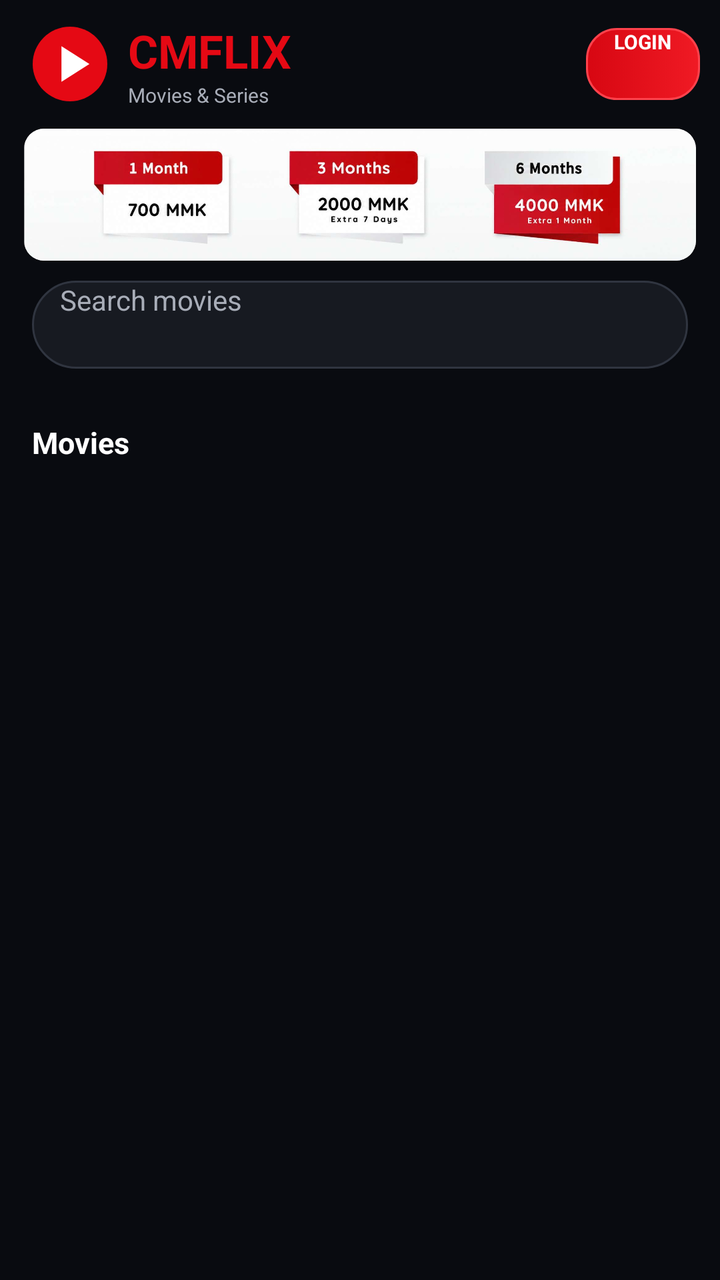
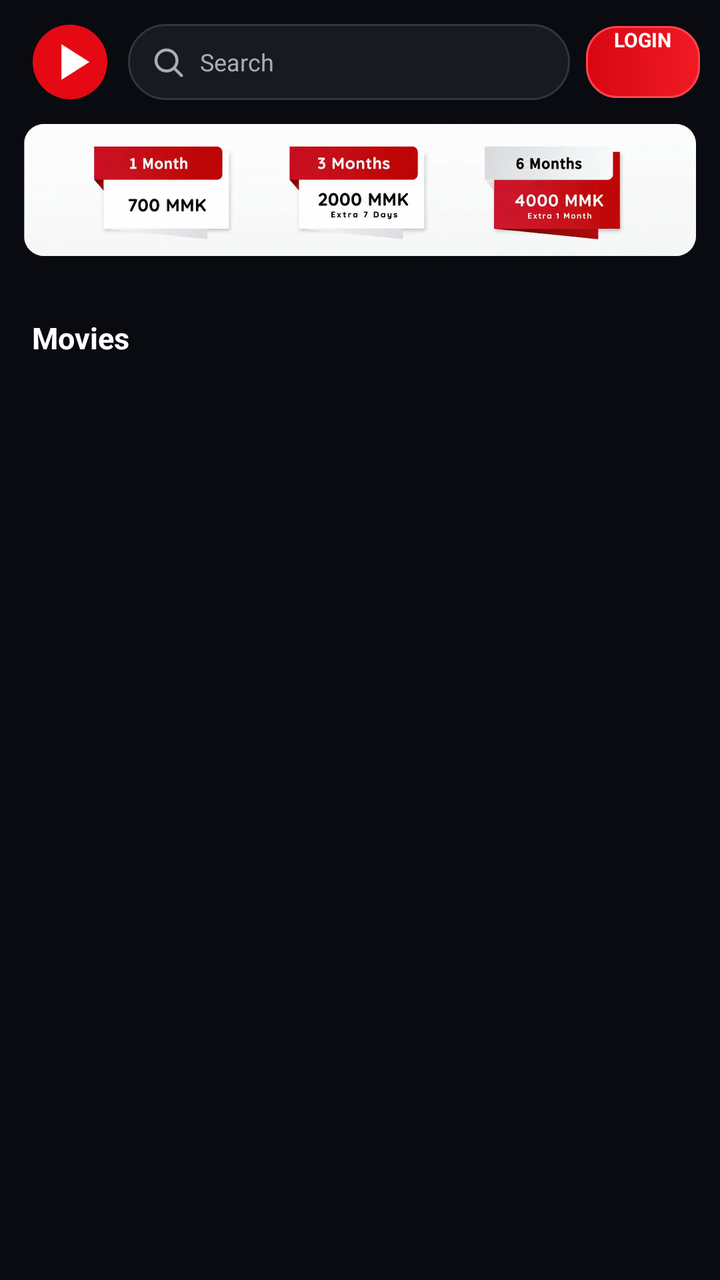

Two renders of the same Android screen: before a commit and after it. Below are the layout's source before the change and the commit's diff.
<!-- AndroidManifest.xml: activity theme Theme.CMFLIXNative.Starting -->
<!-- res/layout/activity_main.xml -->
<?xml version="1.0" encoding="utf-8"?>
<LinearLayout
    xmlns:android="http://schemas.android.com/apk/res/android"
    android:layout_width="match_parent"
    android:layout_height="match_parent"
    android:background="@color/dark_bg"
    android:orientation="vertical">

    <LinearLayout
        android:layout_width="match_parent"
        android:layout_height="wrap_content"
        android:gravity="center_vertical"
        android:orientation="horizontal"
        android:paddingStart="14dp"
        android:paddingTop="10dp"
        android:paddingEnd="10dp"
        android:paddingBottom="8dp">

        <ImageView
    android:layout_width="42dp"
    android:layout_height="42dp"
    android:contentDescription="@string/app_name"
    android:scaleType="fitCenter"
    android:src="@drawable/app_logo" />


        <LinearLayout
            android:layout_width="0dp"
            android:layout_height="wrap_content"
            android:layout_marginStart="8dp"
            android:layout_weight="1"
            android:orientation="vertical">

            <TextView
                android:id="@+id/titleText"
                android:layout_width="wrap_content"
                android:layout_height="wrap_content"
                android:text="CMFLIX"
                android:textColor="@color/brand_red"
                android:textSize="23sp"
                android:textStyle="bold" />

            <TextView
                android:layout_width="wrap_content"
                android:layout_height="wrap_content"
                android:text="Movies &amp; Series"
                android:textColor="@color/gray_text"
                android:textSize="10sp" />

        </LinearLayout>

        <Button
            android:id="@+id/accountButton"
            android:layout_width="wrap_content"
            android:layout_height="36dp"
            android:maxWidth="118dp"
            android:background="@drawable/account_badge_bg"
            android:backgroundTint="@null"
            android:ellipsize="end"
            android:minHeight="0dp"
            android:minWidth="0dp"
            android:paddingStart="14dp"
            android:paddingEnd="14dp"
            android:singleLine="true"
            android:text="LOGIN"
            android:textAllCaps="false"
            android:textColor="@color/white"
            android:textSize="10sp"
            android:textStyle="bold" />

        <Button
            android:id="@+id/premiumButton"
            android:layout_width="wrap_content"
            android:layout_height="36dp"
            android:layout_marginStart="8dp"
            android:background="@drawable/vip_badge_bg"
            android:backgroundTint="@null"
            android:clickable="true"
            android:focusable="true"
            android:minHeight="0dp"
            android:minWidth="72dp"
            android:paddingStart="12dp"
            android:paddingEnd="12dp"
            android:singleLine="true"
            android:text="♛ Buy VIP"
            android:textAllCaps="false"
            android:textColor="#FFF4C5"
            android:textSize="10sp"
            android:textStyle="bold"
            android:visibility="gone" />


    </LinearLayout>
    <ImageView
    android:id="@+id/vipPlanBanner"
    android:layout_width="match_parent"
    android:layout_height="wrap_content"
    android:layout_marginStart="12dp"
    android:layout_marginTop="2dp"
    android:layout_marginEnd="12dp"
    android:layout_marginBottom="10dp"
    android:adjustViewBounds="true"
    android:background="@drawable/vip_banner_rounded_bg"
    android:clickable="true"
    android:clipToOutline="true"
    android:contentDescription="Open Telegram to buy VIP"
    android:focusable="true"
    android:maxHeight="190dp"
    android:scaleType="fitCenter"
    android:src="@drawable/vip_plan_banner" />


    <EditText
    android:id="@+id/searchInput"
    android:layout_width="match_parent"
    android:layout_height="44dp"
    android:layout_marginStart="16dp"
    android:layout_marginEnd="16dp"
    android:layout_marginBottom="6dp"
    android:background="@drawable/search_bg"
    android:hint="Search movies"
    android:imeOptions="actionSearch"
    android:inputType="text"
    android:maxLength="50"
    android:maxLines="1"
    android:paddingStart="14dp"
    android:paddingEnd="14dp"
    android:singleLine="true"
    android:textColor="@color/white"
    android:textColorHint="@color/gray_text"
    android:textSize="14sp" />

<LinearLayout
    android:id="@+id/searchHistoryRow"
    android:layout_width="match_parent"
    android:layout_height="wrap_content"
    android:gravity="center_vertical"
    android:orientation="horizontal"
    android:paddingStart="16dp"
    android:paddingEnd="12dp"
    android:paddingBottom="6dp"
    android:visibility="gone">

    <HorizontalScrollView
        android:layout_width="0dp"
        android:layout_height="wrap_content"
        android:layout_weight="1"
        android:scrollbars="none">

        <LinearLayout
            android:id="@+id/searchHistoryContainer"
            android:layout_width="wrap_content"
            android:layout_height="wrap_content"
            android:orientation="horizontal" />

    </HorizontalScrollView>

    <TextView
        android:id="@+id/clearSearchHistoryButton"
        android:layout_width="wrap_content"
        android:layout_height="36dp"
        android:gravity="center"
        android:paddingStart="10dp"
        android:paddingEnd="4dp"
        android:text="CLEAR"
        android:textColor="@color/brand_red"
        android:textSize="11sp"
        android:textStyle="bold" />

</LinearLayout>

    
    <HorizontalScrollView
    android:layout_width="match_parent"
    android:layout_height="wrap_content"
    android:fillViewport="false"
    android:scrollbars="none">

    <LinearLayout
        android:id="@+id/categoryBar"
        android:layout_width="wrap_content"
        android:layout_height="wrap_content"
        android:gravity="center_vertical"
        android:orientation="horizontal"
        android:paddingStart="10dp"
        android:paddingTop="5dp"
        android:paddingEnd="10dp"
        android:paddingBottom="7dp" />

</HorizontalScrollView>

<LinearLayout
    android:layout_width="match_parent"
    android:layout_height="38dp"
    android:gravity="center_vertical"
    android:orientation="horizontal"
    android:paddingStart="16dp"
    android:paddingEnd="16dp">

    <TextView
        android:id="@+id/sectionTitle"
        android:layout_width="0dp"
        android:layout_height="wrap_content"
        android:layout_weight="1"
        android:text="Movies"
        android:textColor="@color/white"
        android:textSize="15sp"
        android:textStyle="bold" />

    <TextView
        android:id="@+id/localClearButton"
        android:layout_width="wrap_content"
        android:layout_height="match_parent"
        android:gravity="center"
        android:paddingStart="12dp"
        android:text="CLEAR"
        android:textColor="@color/brand_red"
        android:textSize="11sp"
        android:textStyle="bold"
        android:visibility="gone" />

</LinearLayout>


    <FrameLayout
        android:layout_width="match_parent"
        android:layout_height="0dp"
        android:layout_weight="1">

        <androidx.recyclerview.widget.RecyclerView
            android:id="@+id/recycler"
            android:layout_width="match_parent"
            android:layout_height="match_parent"
            android:clipToPadding="false"
            android:overScrollMode="never"
            android:paddingStart="7dp"
            android:paddingTop="2dp"
            android:paddingEnd="7dp"
            android:paddingBottom="24dp"
            android:scrollbars="none" />

        <TextView
            android:id="@+id/errorText"
            android:layout_width="match_parent"
            android:layout_height="wrap_content"
            android:layout_gravity="center"
            android:gravity="center"
            android:padding="24dp"
            android:textColor="@color/gray_text"
            android:textSize="14sp"
            android:visibility="gone" />

        <ProgressBar
            android:id="@+id/progress"
            android:layout_width="44dp"
            android:layout_height="44dp"
            android:layout_gravity="bottom|center_horizontal"
            android:layout_marginBottom="18dp"
            android:visibility="gone" />

    </FrameLayout>

</LinearLayout>
<!-- resources referenced by this layout -->
<resources>
  <color name="brand_red">#E50914</color>
  <color name="dark_bg">#090B10</color>
  <color name="gray_text">#A8ADB8</color>
  <color name="white">#FFFFFF</color>
  <!-- drawable app_logo (drawable) -->
  <?xml version="1.0" encoding="utf-8"?>
  <vector
      xmlns:android="http://schemas.android.com/apk/res/android"
      android:width="108dp"
      android:height="108dp"
      android:viewportWidth="108"
      android:viewportHeight="108">
  
      <path
          android:fillColor="#E50914"
          android:pathData="M54,6A48,48 0,1 0,54 102A48,48 0,1 0,54 6" />
  
      <path
          android:fillColor="#FFFFFF"
          android:pathData="M43,31 L43,77 L79,54 Z" />
  
  </vector>
  <!-- drawable search_bg (drawable) -->
  <?xml version="1.0" encoding="utf-8"?>
  <shape
      xmlns:android="http://schemas.android.com/apk/res/android"
      android:shape="rectangle">
  
      <solid android:color="#171A21" />
  
      <corners android:radius="22dp" />
  
      <stroke
          android:width="1dp"
          android:color="#303540" />
  
  </shape>
  <!-- drawable vip_badge_bg (drawable) -->
  <?xml version="1.0" encoding="utf-8"?>
  <shape
      xmlns:android="http://schemas.android.com/apk/res/android"
      android:shape="rectangle">
  
      <gradient
          android:angle="0"
          android:startColor="#E50914"
          android:endColor="#FF4B2B" />
  
      <corners android:radius="20dp" />
  
      <stroke
          android:width="1dp"
          android:color="#99FFFFFF" />
  
  </shape>
  <!-- drawable vip_banner_rounded_bg (drawable) -->
  <?xml version="1.0" encoding="utf-8"?>
  <shape
      xmlns:android="http://schemas.android.com/apk/res/android"
      android:shape="rectangle">
  
      <solid android:color="#FFFFFF" />
  
      <corners android:radius="10dp" />
  
  </shape>
  <string name="app_name">CMFLIX</string>
  <style name="Theme.CMFLIXNative.Starting" parent="Theme.SplashScreen">
  
          <item name="windowSplashScreenBackground">
              @color/dark_bg
          </item>
  
          <item name="windowSplashScreenAnimatedIcon">
      @drawable/app_logo
  </item>
  
  
          <item name="windowSplashScreenIconBackgroundColor">
              @color/dark_bg
          </item>
  
          <item name="postSplashScreenTheme">
              @style/Theme.CMFLIXNative
          </item>
      </style>
  <style name="Theme.CMFLIXNative" parent="Theme.AppCompat.DayNight.NoActionBar">
  
          <item name="android:fontFamily">sans</item>
          <item name="android:windowActionModeOverlay">true</item>
          <item name="android:colorAccent">@color/white</item>
          <item name="android:navigationBarColor">@color/black</item>
          <item name="android:statusBarColor">@color/black</item>
          <item name="android:windowLightStatusBar">false</item>
          <item name="android:windowBackground">@color/dark_bg</item>
      </style>
  <color name="black">#000000</color>
  <!-- unchanged entries left out for length: 2 -->
</resources>

<!-- the commit's change to res/layout/activity_main.xml (unified diff, before → after) -->
@@ -6,7 +6,7 @@
     android:background="@color/dark_bg"
     android:orientation="vertical">
 
-    <LinearLayout
+       <LinearLayout
         android:layout_width="match_parent"
         android:layout_height="wrap_content"
         android:gravity="center_vertical"
@@ -17,37 +17,35 @@
         android:paddingBottom="8dp">
 
         <ImageView
-    android:layout_width="42dp"
-    android:layout_height="42dp"
-    android:contentDescription="@string/app_name"
-    android:scaleType="fitCenter"
-    android:src="@drawable/app_logo" />
-
-
-        <LinearLayout
+            android:layout_width="42dp"
+            android:layout_height="42dp"
+            android:contentDescription="@string/app_name"
+            android:scaleType="fitCenter"
+            android:src="@drawable/app_logo" />
+
+        <EditText
+            android:id="@+id/searchInput"
             android:layout_width="0dp"
-            android:layout_height="wrap_content"
+            android:layout_height="38dp"
             android:layout_marginStart="8dp"
+            android:layout_marginEnd="8dp"
             android:layout_weight="1"
-            android:orientation="vertical">
-
-            <TextView
-                android:id="@+id/titleText"
-                android:layout_width="wrap_content"
-                android:layout_height="wrap_content"
-                android:text="CMFLIX"
-                android:textColor="@color/brand_red"
-                android:textSize="23sp"
-                android:textStyle="bold" />
-
-            <TextView
-                android:layout_width="wrap_content"
-                android:layout_height="wrap_content"
-                android:text="Movies &amp; Series"
-                android:textColor="@color/gray_text"
-                android:textSize="10sp" />
-
-        </LinearLayout>
+            android:background="@drawable/search_bg"
+            android:drawableStart="@drawable/search_icon"
+            android:drawablePadding="7dp"
+            android:drawableTint="@color/gray_text"
+            android:gravity="center_vertical"
+            android:hint="Search"
+            android:imeOptions="actionSearch"
+            android:inputType="text"
+            android:maxLength="50"
+            android:maxLines="1"
+            android:paddingStart="11dp"
+            android:paddingEnd="11dp"
+            android:singleLine="true"
+            android:textColor="@color/white"
+            android:textColorHint="@color/gray_text"
+            android:textSize="12sp" />
 
         <Button
             android:id="@+id/accountButton"
@@ -89,8 +87,8 @@
             android:textStyle="bold"
             android:visibility="gone" />
 
-
     </LinearLayout>
+
     <ImageView
     android:id="@+id/vipPlanBanner"
     android:layout_width="match_parent"
@@ -110,25 +108,7 @@
     android:src="@drawable/vip_plan_banner" />
 
 
-    <EditText
-    android:id="@+id/searchInput"
-    android:layout_width="match_parent"
-    android:layout_height="44dp"
-    android:layout_marginStart="16dp"
-    android:layout_marginEnd="16dp"
-    android:layout_marginBottom="6dp"
-    android:background="@drawable/search_bg"
-    android:hint="Search movies"
-    android:imeOptions="actionSearch"
-    android:inputType="text"
-    android:maxLength="50"
-    android:maxLines="1"
-    android:paddingStart="14dp"
-    android:paddingEnd="14dp"
-    android:singleLine="true"
-    android:textColor="@color/white"
-    android:textColorHint="@color/gray_text"
-    android:textSize="14sp" />
+   
 
 <LinearLayout
     android:id="@+id/searchHistoryRow"
<!-- resource entries referenced after the edit -->
@@ -37,6 +37,31 @@
           android:color="#303540" />
   
   </shape>
+  <!-- drawable search_icon (drawable) -->
+  <?xml version="1.0" encoding="utf-8"?>
+  <vector
+      xmlns:android="http://schemas.android.com/apk/res/android"
+      android:width="18dp"
+      android:height="18dp"
+      android:viewportWidth="24"
+      android:viewportHeight="24">
+  
+      <path
+          android:fillColor="@android:color/transparent"
+          android:pathData="M11,4A7,7 0,1 0,11 18A7,7 0,1 0,11 4"
+          android:strokeColor="#A8ADB8"
+          android:strokeLineCap="round"
+          android:strokeLineJoin="round"
+          android:strokeWidth="2" />
+  
+      <path
+          android:fillColor="@android:color/transparent"
+          android:pathData="M16,16 L21,21"
+          android:strokeColor="#A8ADB8"
+          android:strokeLineCap="round"
+          android:strokeWidth="2" />
+  
+  </vector>
   <!-- drawable vip_badge_bg (drawable) -->
   <?xml version="1.0" encoding="utf-8"?>
   <shape
